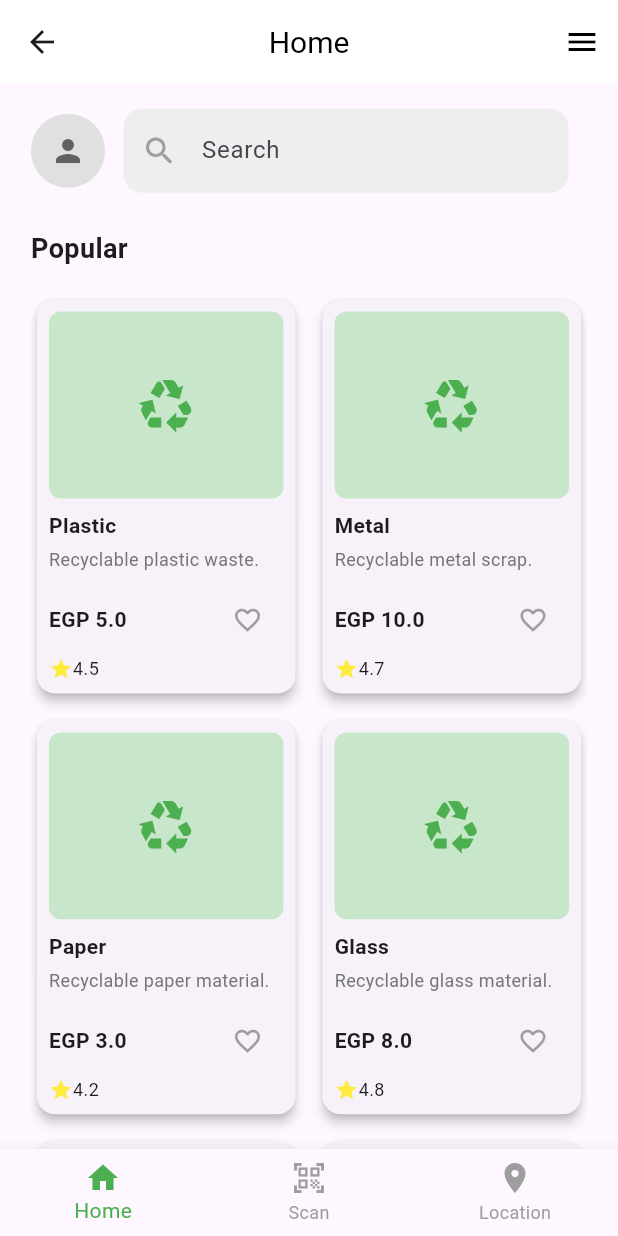
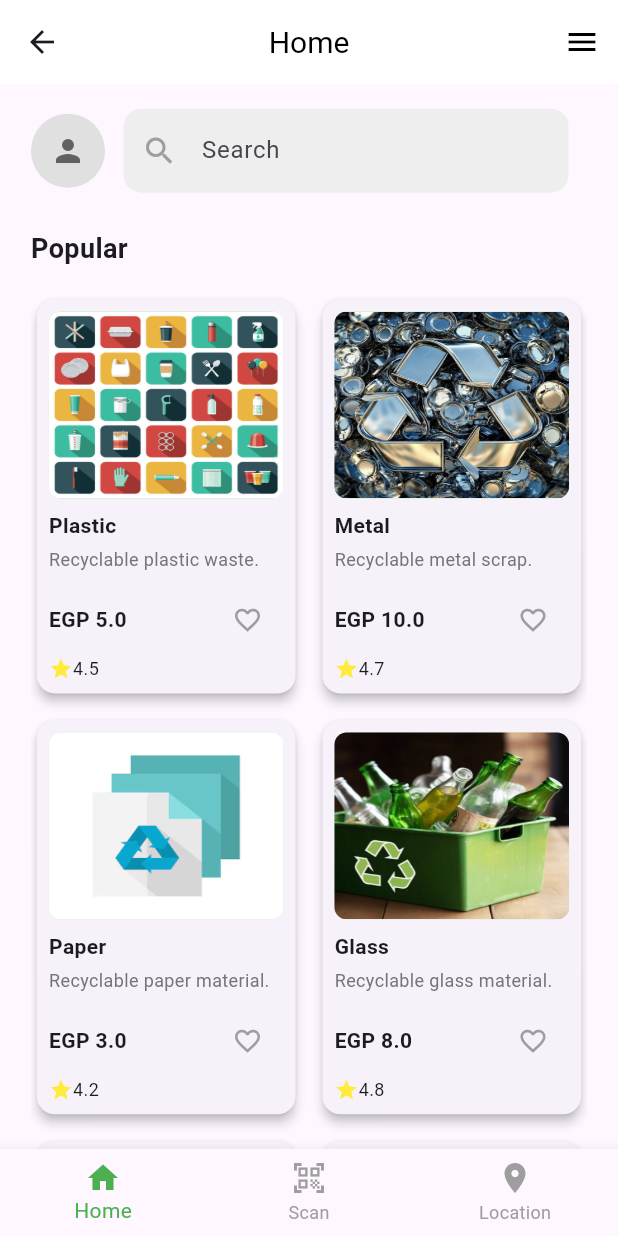
Before and after one commit to 3bdhmeed/waste-management, a Flutter app: the HomeScreen screen opened directly, on a phone screen of 412 x 824 dp. Run offline on Flutter 3.47's test engine with Material 3 defaults, Android fonts, the phone set to English and light mode, and no system bars; our stand-ins replace camera, dio, flutter_map, geolocator, latlong2; missing offline and left inert: excel.

Commit message:
version 2.0

```diff
--- a/lib/main.dart
+++ b/lib/main.dart
@@ -12,7 +12,7 @@ class MyApp extends StatelessWidget {
   Widget build(BuildContext context) {
     return MaterialApp(
       debugShowCheckedModeBanner: false,
-      title: 'GreenBin',
+      title: 'RecycLink',
       theme: ThemeData(
         primarySwatch: Colors.green,
         fontFamily: 'Roboto',
--- a/lib/screens/home_screen.dart
+++ b/lib/screens/home_screen.dart
@@ -1,6 +1,7 @@
 import 'package:flutter/material.dart';
 import 'location_screen.dart';
 import 'scan_screen.dart';
+import 'product_description_page.dart'; // Import your description page
 
 class HomeScreen extends StatefulWidget {
   const HomeScreen({super.key});
@@ -17,42 +18,48 @@ class _HomeScreenState extends State<HomeScreen> {
       "description": "Recyclable plastic waste.",
       "rating": 4.5,
       "price": 5.0,
-      "isFavorite": false
+      "isFavorite": false,
+      "imageUrl": "assets/images/Plastic.jpg"
     },
     {
       "name": "Metal",
       "description": "Recyclable metal scrap.",
       "rating": 4.7,
       "price": 10.0,
-      "isFavorite": false
+      "isFavorite": false,
+      "imageUrl": "assets/images/Metal.jpg"
     },
     {
       "name": "Paper",
       "description": "Recyclable paper material.",
       "rating": 4.2,
       "price": 3.0,
-      "isFavorite": false
+      "isFavorite": false,
+      "imageUrl": "assets/images/Paper.png"
     },
     {
       "name": "Glass",
       "description": "Recyclable glass material.",
       "rating": 4.8,
       "price": 8.0,
-      "isFavorite": false
+      "isFavorite": false,
+      "imageUrl": "assets/images/Glass.jpg"
     },
     {
       "name": "Cardboard",
       "description": "Recyclable cardboard.",
       "rating": 4.3,
       "price": 4.0,
-      "isFavorite": false
+      "isFavorite": false,
+      "imageUrl": "assets/images/Cardboard.jpg"
     },
     {
       "name": "Clothes",
       "description": "Reusable clothing items.",
       "rating": 4.6,
       "price": 7.0,
-      "isFavorite": false
+      "isFavorite": false,
+      "imageUrl": "assets/images/Clothes.png"
     },
   ];
 
@@ -158,7 +165,18 @@ class _HomeScreenState extends State<HomeScreen> {
                     itemCount: filteredProducts.length,
                     itemBuilder: (context, index) {
                       final product = filteredProducts[index];
-                      return Card(
+                      return GestureDetector(
+                        onTap: () {
+                          Navigator.push(
+                            context,
+                            MaterialPageRoute(
+                              builder: (context) => ProductDescriptionPage(
+                                product: product,
+                              ),
+                            ),
+                          );
+                        },
+                        child: Card(
                           shape: RoundedRectangleBorder(
                             borderRadius: BorderRadius.circular(12),
                           ),
@@ -174,9 +192,14 @@ class _HomeScreenState extends State<HomeScreen> {
                                       color: Colors.green.shade100,
                                       borderRadius: BorderRadius.circular(8),
                                     ),
-                                  child: Center(
-                                    child: Icon(Icons.recycling,
-                                        color: Colors.green, size: 40),
+                                    child: ClipRRect(
+                                      borderRadius: BorderRadius.circular(8),
+                                      child: Image.asset(
+                                        width: double.infinity,
+                                        product[
+                                            'imageUrl'], // Use Image.network for online images
+                                        fit: BoxFit.fill,
+                                      ),
                                     ),
                                   ),
                                 ),
@@ -190,7 +213,8 @@ class _HomeScreenState extends State<HomeScreen> {
                                 Text(
                                   product['description'],
                                   style: TextStyle(
-                                    color: Colors.grey.shade600, fontSize: 12),
+                                      color: Colors.grey.shade600,
+                                      fontSize: 12),
                                   maxLines: 2,
                                   overflow: TextOverflow.ellipsis,
                                 ),
@@ -236,6 +260,7 @@ class _HomeScreenState extends State<HomeScreen> {
                               ],
                             ),
                           ),
+                        ),
                       );
                     },
                   );
--- a/pubspec.yaml
+++ b/pubspec.yaml
@@ -38,3 +38,9 @@ flutter:
     - assets/models/smart_waste_sorting_model.tflite
     - assets/images/Layer2.png
     - assets/images/Untitled-1.png
+    - assets/images/Paper.png
+    - assets/images/Plastic.jpg
+    - assets/images/Metal.jpg
+    - assets/images/Cardboard.jpg
+    - assets/images/Glass.jpg
+    - assets/images/Clothes.png
```
Also changed, not shown: lib/screens/product_description_page.dart (added, +110 -0 lines), assets/images/Cardboard.jpg (added), assets/images/Clothes.png (added), assets/images/Glass.jpg (added), assets/images/Metal.jpg (added), assets/images/Paper.png (added), assets/images/Plastic.jpg (added). Lines whose indentation alone changed are shown as unchanged.
